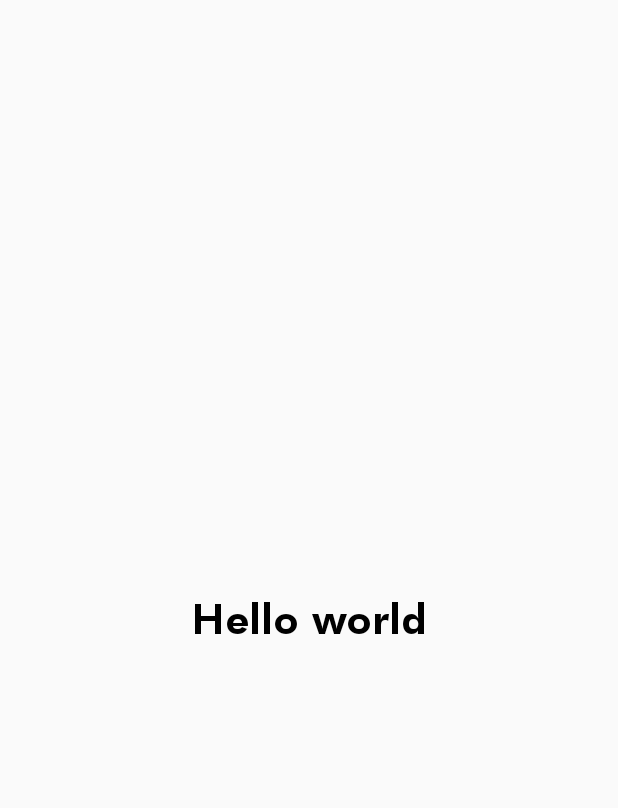
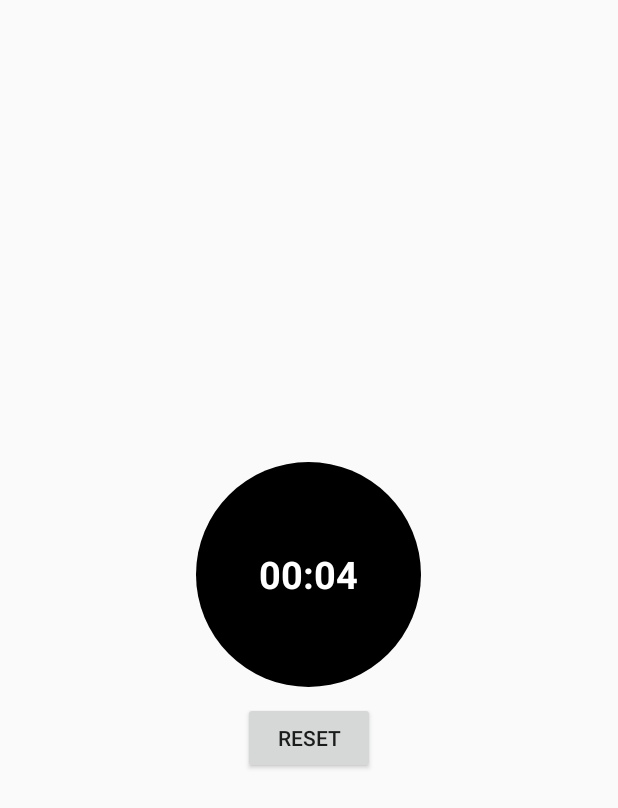
Before and after one commit to dfaizaditya/learn-tktpl-1706039686, an Android app: the screen it shows after launch (MainActivity), on a phone screen of 412 x 824 dp. Shown: the top 808 px of the screen. Run offline under Robolectric (Android 15) with nearby library versions, the phone set to English and light mode, and no system bars; libraries missing offline, so code that uses them is left out: id.ac.ui.

Commit message:
finished lab-03

```diff
--- a/app/src/main/java/id/ac/ui/cs/mobileprogramming/dimasaditya/ninjaapp/MainActivity.kt
+++ b/app/src/main/java/id/ac/ui/cs/mobileprogramming/dimasaditya/ninjaapp/MainActivity.kt
@@ -1,17 +1,85 @@
 package id.ac.ui.cs.mobileprogramming.dimasaditya.ninjaapp
 
+import android.content.Context
+import android.content.DialogInterface
 import androidx.appcompat.app.AppCompatActivity
 import android.os.Bundle
+import android.os.SystemClock
+import android.view.View
+import android.widget.Button
+import android.widget.Chronometer
 import android.widget.Toast
+import androidx.appcompat.app.AlertDialog
+import kotlinx.android.synthetic.main.activity_main.*
+import java.text.ParseException
+import java.text.SimpleDateFormat
+import java.util.*
 
 class MainActivity : AppCompatActivity() {
+    val context: Context = this
+
+    private var format = SimpleDateFormat("hh:mm:ss aa")
+
+    private var sessionManager = SessionManager()
+
 
     override fun onCreate(savedInstanceState: Bundle?) {
         super.onCreate(savedInstanceState)
         setContentView(R.layout.activity_main)
 
-        // display Toast here...
+        // access the chronometer from XML file
+        val meter = findViewById<Chronometer>(R.id.c_meter)
+
+        val currentTime = format.format(Date())
+        val flag = sessionManager.getflag(context)
+
+        // cek kondisi flag
+        if (!flag) {
+            // jika flag==false set currentTime
+            sessionManager.setCurrentTime(context, currentTime)
+            sessionManager.setflag(context,true)
+
+            // start counting
+            meter.start()
+        } else{
+            var sessionManagercurrentTime = sessionManager.getCurrentTime(context)
+            try {
+                val date1: Date = format.parse(sessionManagercurrentTime)
+                val date2: Date = format.parse(currentTime)
+                // hitung perbedaan waktu
+                val diff: Long = date1.getTime() - date2.getTime()
+
+                meter.base = SystemClock.elapsedRealtime() + diff
+                meter.start()
+            }catch (e: ParseException){
+                e.printStackTrace()
+            }
+
+        }
+
+
+        //access the button using id
+        val btn = findViewById<Button>(R.id.bt_reset)
+        btn?.setOnClickListener(object : View.OnClickListener {
+
+            override fun onClick(v: View) {
+                meter.setBase(SystemClock.elapsedRealtime());
+                sessionManager.setCurrentTime(context, currentTime)
+                meter.start()
+            }
+        })
+
+    // display Toast here...
         Toast.makeText(this,"Hello world",Toast.LENGTH_SHORT).show()
 
     }
+
+
+    override fun onBackPressed() {
+        AlertDialog.Builder(this)
+            .setMessage("Are you sure you want to exit?")
+            .setPositiveButton("Yes", DialogInterface.OnClickListener { _, _ -> this@MainActivity.finish() })
+            .setNegativeButton("No", null)
+            .show()
+    }
 }
--- /dev/null
+++ b/app/src/main/java/id/ac/ui/cs/mobileprogramming/dimasaditya/ninjaapp/SessionManager.kt
@@ -0,0 +1,43 @@
+package id.ac.ui.cs.mobileprogramming.dimasaditya.ninjaapp
+
+import android.content.Context
+import android.content.SharedPreferences
+
+class SessionManager {
+
+    private val KEY_FLAG = "FLAG"
+    private val KEY_TIME = "TIME"
+
+    protected fun retrieveSharedPreferences(context: Context): SharedPreferences{
+        return context.getSharedPreferences("SESSION_MANAGER_V1", Context.MODE_PRIVATE)
+    }
+
+    protected fun retrieveSharedPreferencesEditor(context: Context): SharedPreferences.Editor{
+        return retrieveSharedPreferences(context).edit()
+    }
+
+    //simpan data flag
+    fun setflag(context: Context, flag: Boolean){
+        val editor = retrieveSharedPreferencesEditor(context)
+        editor.putBoolean(KEY_FLAG, flag)
+
+        editor.commit()
+    }
+
+    fun getflag(context: Context) : Boolean{
+        return retrieveSharedPreferences(context).getBoolean(KEY_FLAG, false)
+    }
+
+    fun setCurrentTime(context: Context, currentTime : String){
+        val editor = retrieveSharedPreferencesEditor(context)
+        editor.putString(KEY_TIME, currentTime)
+
+        editor.commit()
+    }
+
+    //ambil waktu terhitung
+    fun getCurrentTime(context: Context): String? {
+        return retrieveSharedPreferences(context).getString(KEY_TIME, "")
+    }
+
+}
--- /dev/null
+++ b/app/src/main/res/drawable/bg_round.xml
@@ -0,0 +1,8 @@
+<?xml version="1.0" encoding="utf-8"?>
+<shape xmlns:android="http://schemas.android.com/apk/res/android"
+    android:shape="rectangle">
+
+    <solid android:color="@color/colorPrimaryDark"/>
+    <corners android:radius="1000dp"/>
+
+</shape>
--- a/app/src/main/res/layout/activity_main.xml
+++ b/app/src/main/res/layout/activity_main.xml
@@ -1,21 +1,30 @@
 <?xml version="1.0" encoding="utf-8"?>
-<androidx.constraintlayout.widget.ConstraintLayout xmlns:android="http://schemas.android.com/apk/res/android"
-    xmlns:app="http://schemas.android.com/apk/res-auto"
+<LinearLayout xmlns:app="http://schemas.android.com/apk/res-auto"
     xmlns:tools="http://schemas.android.com/tools"
+    xmlns:android="http://schemas.android.com/apk/res/android"
     android:layout_width="match_parent"
     android:layout_height="match_parent"
+    android:orientation="vertical"
+    android:gravity="center"
     tools:context=".MainActivity">
 
-    <TextView
+    <Chronometer
+        android:layout_width="150dp"
+        android:layout_height="150dp"
+        android:id="@+id/c_meter"
+        android:textSize="25sp"
+        android:textStyle="bold"
+        android:textColor="@color/white"
+        android:gravity="center"
+        android:background="@drawable/bg_round"/>
+
+    <Button
         android:layout_width="wrap_content"
         android:layout_height="wrap_content"
-        android:text="Hello world"
-        android:fontFamily="@font/futuraheavy"
-        android:textSize="28sp"
-        android:textColor="@color/colorPrimaryDark"
-        app:layout_constraintBottom_toBottomOf="parent"
-        app:layout_constraintLeft_toLeftOf="parent"
-        app:layout_constraintRight_toRightOf="parent"
-        app:layout_constraintTop_toTopOf="parent" />
+        android:id="@+id/bt_reset"
+        android:text="Reset"
+        android:layout_marginTop="10dp" />
 
-</androidx.constraintlayout.widget.ConstraintLayout>
+
+
+</LinearLayout>
--- a/app/src/main/res/values/strings.xml
+++ b/app/src/main/res/values/strings.xml
@@ -1,3 +1,7 @@
 <resources>
     <string name="app_name">NinjaApp</string>
+    <string name="start">Start</string>
+    <string name="stop">Stop</string>
+    <string name="working">Working</string>
+    <string name="stopped">Stopped</string>
 </resources>
--- a/app/src/main/res/values/styles.xml
+++ b/app/src/main/res/values/styles.xml
@@ -5,7 +5,7 @@
         <!-- Customize your theme here. -->
         <item name="colorPrimary">@color/colorPrimary</item>
         <item name="colorPrimaryDark">@color/colorPrimaryDark</item>
-        <item name="colorAccent">@color/white</item>
+        <item name="colorAccent">@color/colorPrimaryDark</item>
     </style>
 
     // New Style - No action bar for Splash Screen Activity
```
